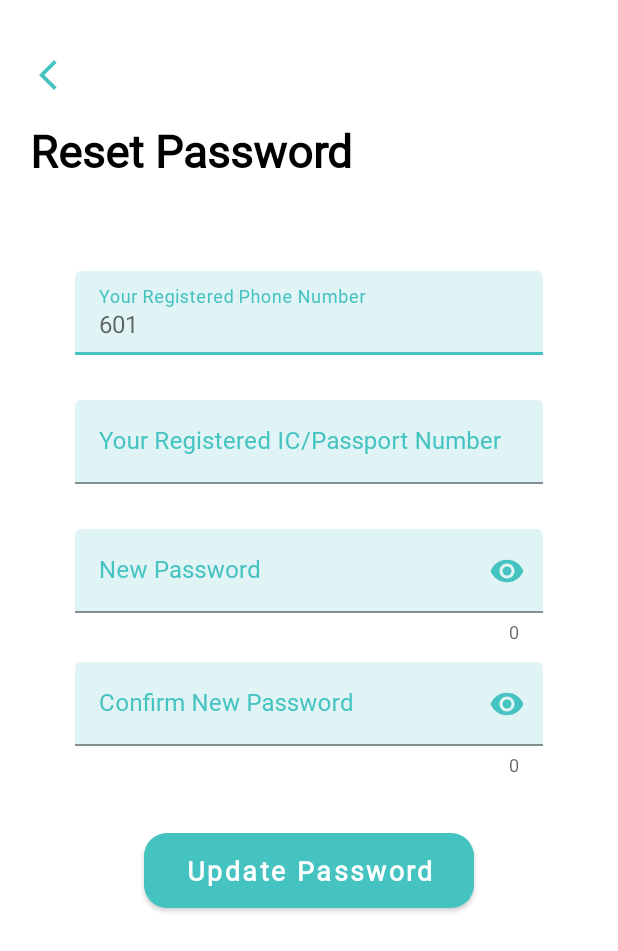
After one commit to ChanZH0525/TraceCovid, an Android app: the forgotPwd screen opened directly, with no data from a screen before it, on a phone screen of 412 x 824 dp. The commit adds this screen. Shown: the top 951 px of the screen. Run offline under Robolectric (Android 15) with nearby library versions, the phone set to English and light mode, and no system bars.

Commit message:
Add Forgot Password Page

```diff
--- a/TraceCovid/app/src/main/AndroidManifest.xml
+++ b/TraceCovid/app/src/main/AndroidManifest.xml
@@ -10,6 +10,9 @@
         android:supportsRtl="true"
         android:theme="@style/Theme.TraceCovid"
         android:usesCleartextTraffic="true">
+        <activity
+            android:name=".forgotPwd"
+            android:exported="false" />
         <activity
             android:name=".register"
             android:exported="false" />
--- /dev/null
+++ b/TraceCovid/app/src/main/java/com/example/tracecovid/forgotPwd.kt
@@ -0,0 +1,11 @@
+package com.example.tracecovid
+
+import androidx.appcompat.app.AppCompatActivity
+import android.os.Bundle
+
+class forgotPwd : AppCompatActivity() {
+    override fun onCreate(savedInstanceState: Bundle?) {
+        super.onCreate(savedInstanceState)
+        setContentView(R.layout.activity_forgotpwd)
+    }
+}
--- /dev/null
+++ b/TraceCovid/app/src/main/res/layout/activity_forgotpwd.xml
@@ -0,0 +1,159 @@
+<?xml version="1.0" encoding="utf-8"?>
+<LinearLayout xmlns:android="http://schemas.android.com/apk/res/android"
+    xmlns:app="http://schemas.android.com/apk/res-auto"
+    xmlns:tools="http://schemas.android.com/tools"
+    android:layout_width="match_parent"
+    android:layout_height="match_parent"
+    android:orientation="vertical"
+    tools:context=".register">
+
+    <FrameLayout
+        android:id="@+id/headerFrame"
+        android:layout_width="match_parent"
+        android:layout_height="80dp">
+
+
+        <ImageView
+            android:id="@+id/backBtn"
+            android:layout_width="wrap_content"
+            android:layout_height="wrap_content"
+            android:layout_gravity="left"
+            android:layout_marginTop="38dp"
+            android:layout_marginHorizontal="20dp"
+            app:srcCompat="@drawable/ic_baseline_arrow_back_ios_new_24"
+            app:tint="@color/main_green" />
+
+    </FrameLayout>
+
+    <TextView
+        android:id="@+id/textView1"
+        android:layout_width="match_parent"
+        android:layout_height="wrap_content"
+        android:layout_marginLeft="20dp"
+        android:fontFamily="@font/robotoBold"
+        android:text="Reset Password"
+        android:textAlignment="viewStart"
+        android:textColor="@color/black"
+        android:textSize="30dp"
+        android:textStyle="bold" />
+
+    <LinearLayout
+        android:layout_width="match_parent"
+        android:layout_height="wrap_content"
+        android:layout_marginTop="60dp"
+        android:layout_marginHorizontal="50dp"
+        android:orientation="vertical">
+
+
+        <com.google.android.material.textfield.TextInputLayout
+            android:id="@+id/phoneNumber"
+            android:layout_width="match_parent"
+            android:layout_height="wrap_content"
+            android:layout_marginBottom="30dp"
+            android:hint="Your Registered Phone Number"
+            android:textColorHint="@color/main_green"
+            app:boxBackgroundColor="@color/light_turqoise"
+            app:boxStrokeColor="@color/main_green"
+            app:boxStrokeWidthFocused="2dp"
+            app:endIconMode="clear_text"
+            app:endIconTint="@color/main_green"
+            app:prefixText="601">
+
+            <com.google.android.material.textfield.TextInputEditText
+                android:layout_width="match_parent"
+                android:layout_height="wrap_content"
+                android:fontFamily="@font/roboto"
+                android:inputType="text|phone"
+                android:textColor="@color/black" />
+
+        </com.google.android.material.textfield.TextInputLayout>
+
+        <com.google.android.material.textfield.TextInputLayout
+            android:id="@+id/ic"
+            android:layout_width="match_parent"
+            android:layout_height="wrap_content"
+            android:layout_marginBottom="30dp"
+            android:hint="Your Registered IC/Passport Number"
+            android:textColorHint="@color/main_green"
+            app:boxBackgroundColor="@color/light_turqoise"
+            app:boxStrokeColor="@color/main_green"
+            app:boxStrokeWidthFocused="2dp"
+            app:endIconMode="clear_text"
+            app:endIconTint="@color/main_green"
+            app:prefixText="601">
+
+            <com.google.android.material.textfield.TextInputEditText
+                android:layout_width="match_parent"
+                android:layout_height="wrap_content"
+                android:fontFamily="@font/roboto"
+                android:inputType="text|phone"
+                android:textColor="@color/black" />
+
+        </com.google.android.material.textfield.TextInputLayout>
+
+        <com.google.android.material.textfield.TextInputLayout
+            android:id="@+id/password"
+            android:layout_width="match_parent"
+            android:layout_height="wrap_content"
+            android:layout_marginBottom="12dp"
+            android:hint="New Password"
+            android:textColorHint="@color/main_green"
+            app:boxBackgroundColor="@color/light_turqoise"
+            app:boxStrokeColor="@color/main_green"
+            app:boxStrokeWidthFocused="2dp"
+            app:counterEnabled="true"
+            app:endIconMode="password_toggle"
+            app:endIconTint="@color/main_green">
+
+            <com.google.android.material.textfield.TextInputEditText
+                android:layout_width="match_parent"
+                android:layout_height="wrap_content"
+                android:fontFamily="@font/roboto"
+                android:inputType="textPassword"
+                android:textColor="@color/black" />
+
+        </com.google.android.material.textfield.TextInputLayout>
+
+        <com.google.android.material.textfield.TextInputLayout
+            android:id="@+id/confirmPassword"
+            android:layout_width="match_parent"
+            android:layout_height="wrap_content"
+            android:layout_marginBottom="12dp"
+            android:hint="Confirm New Password"
+            android:textColorHint="@color/main_green"
+            app:boxBackgroundColor="@color/light_turqoise"
+            app:boxStrokeColor="@color/main_green"
+            app:boxStrokeWidthFocused="2dp"
+            app:counterEnabled="true"
+            app:endIconMode="password_toggle"
+            app:endIconTint="@color/main_green">
+
+            <com.google.android.material.textfield.TextInputEditText
+                android:layout_width="match_parent"
+                android:layout_height="wrap_content"
+                android:fontFamily="@font/roboto"
+                android:inputType="textPassword"
+                android:textColor="@color/black" />
+
+        </com.google.android.material.textfield.TextInputLayout>
+
+        <Button
+            android:id="@+id/updateBtn"
+            android:layout_width="220dp"
+            android:layout_height="50dp"
+            android:layout_gravity="center"
+            android:layout_marginTop="25dp"
+            android:layout_marginBottom="50dp"
+            android:background="@drawable/bg_button"
+            android:fontFamily="@font/roboto"
+            android:gravity="center"
+            android:text="Update Password"
+            android:textAlignment="center"
+            android:textAllCaps="false"
+            android:textColor="@color/white"
+            android:textSize="18dp"
+            android:textStyle="bold" />
+
+    </LinearLayout>
+
+</LinearLayout>
--- a/TraceCovid/app/src/main/res/layout/activity_register.xml
+++ b/TraceCovid/app/src/main/res/layout/activity_register.xml
@@ -19,7 +19,7 @@
             android:layout_height="wrap_content"
             android:layout_gravity="left"
             android:layout_marginTop="38dp"
-            android:layout_marginHorizontal="10dp"
+            android:layout_marginHorizontal="20dp"
             app:srcCompat="@drawable/ic_baseline_arrow_back_ios_new_24"
             app:tint="@color/main_green" />
 
@@ -166,7 +166,7 @@
                     android:layout_width="match_parent"
                     android:layout_height="wrap_content"
                     android:fontFamily="@font/roboto"
-                    android:inputType="textPersonName"
+                    android:inputType="text|number"
                     android:textColor="@color/black" />
 
             </com.google.android.material.textfield.TextInputLayout>
```
